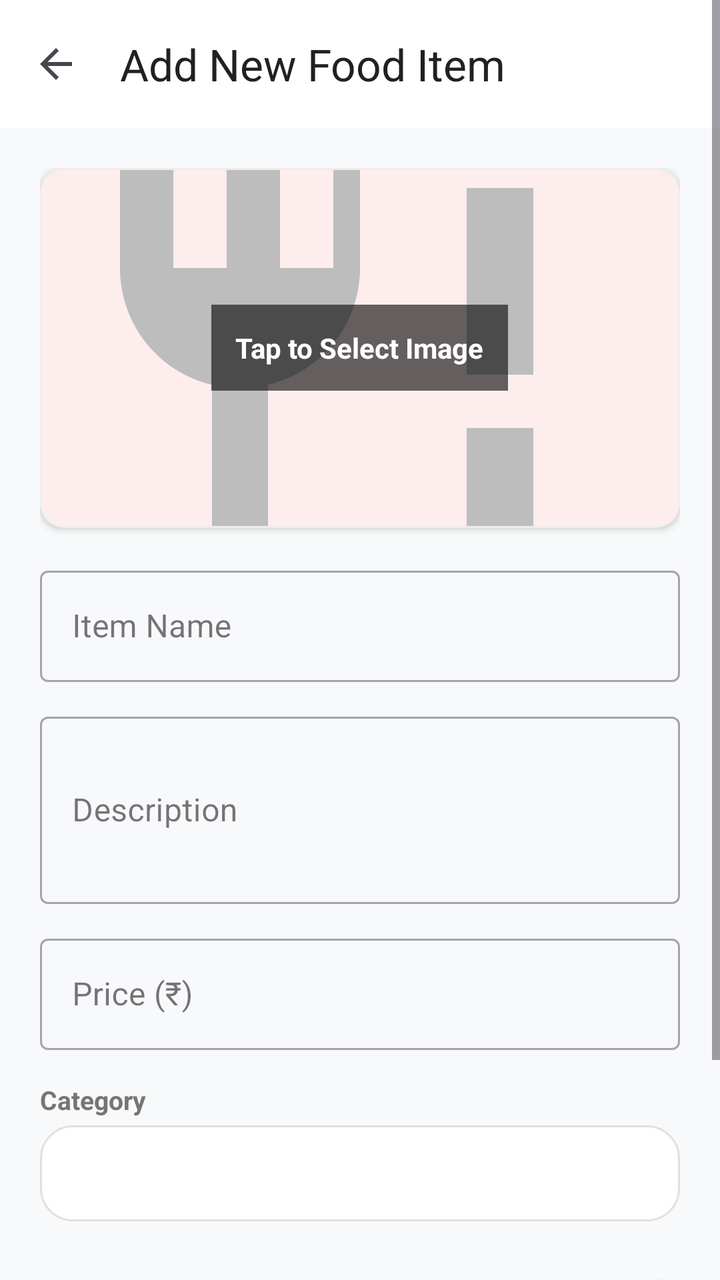
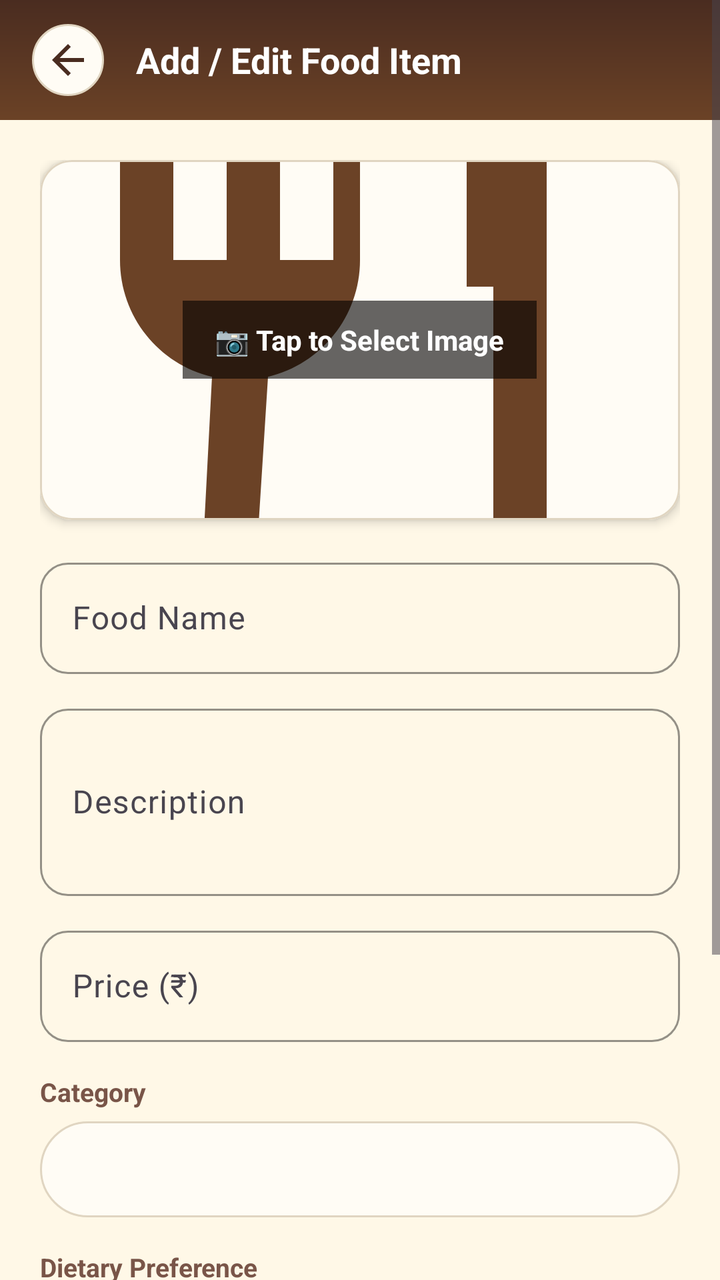

The first picture is an Android layout as it rendered before a commit; the second is the same layout after the commit. The layout source and the unified diff follow.
<!-- AndroidManifest.xml: application theme Theme.CollegeCanteenFoodOrderingApp -->
<!-- res/layout/activity_add_edit_food.xml -->
<?xml version="1.0" encoding="utf-8"?>
<ScrollView xmlns:android="http://schemas.android.com/apk/res/android"
    xmlns:app="http://schemas.android.com/apk/res-auto"
    android:layout_width="match_parent"
    android:layout_height="match_parent"
    android:fillViewport="true"
    android:background="@color/bg_main">

    <LinearLayout
        android:layout_width="match_parent"
        android:layout_height="wrap_content"
        android:orientation="vertical">

        <com.google.android.material.appbar.MaterialToolbar
            android:id="@+id/toolbarAddEdit"
            android:layout_width="match_parent"
            android:layout_height="?attr/actionBarSize"
            android:background="@color/white"
            app:elevation="4dp"
            app:navigationIcon="?attr/homeAsUpIndicator"
            app:title="@string/add_food_item"
            app:titleTextColor="@color/text_primary" />

        <LinearLayout
            android:layout_width="match_parent"
            android:layout_height="wrap_content"
            android:orientation="vertical"
            android:padding="20dp">

            
            <com.google.android.material.card.MaterialCardView
                android:id="@+id/cardSelectImage"
                android:layout_width="match_parent"
                android:layout_height="180dp"
                app:cardCornerRadius="12dp"
                app:cardElevation="2dp"
                app:strokeWidth="1dp"
                app:strokeColor="@color/divider">

                <RelativeLayout
                    android:layout_width="match_parent"
                    android:layout_height="match_parent">

                    <ImageView
                        android:id="@+id/ivFoodPreview"
                        android:layout_width="match_parent"
                        android:layout_height="match_parent"
                        android:scaleType="centerCrop"
                        android:src="@drawable/ic_food_placeholder"
                        android:contentDescription="Select food image" />

                    <LinearLayout
                        android:id="@+id/layoutTapToSelect"
                        android:layout_width="wrap_content"
                        android:layout_height="wrap_content"
                        android:layout_centerInParent="true"
                        android:background="#99000000"
                        android:gravity="center"
                        android:orientation="vertical"
                        android:padding="12dp">

                        <TextView
                            android:layout_width="wrap_content"
                            android:layout_height="wrap_content"
                            android:text="Tap to Select Image"
                            android:textColor="@color/white"
                            android:textSize="14sp"
                            android:textStyle="bold" />
                    </LinearLayout>
                </RelativeLayout>
            </com.google.android.material.card.MaterialCardView>

            <com.google.android.material.textfield.TextInputLayout
                android:id="@+id/tilFoodName"
                style="@style/Widget.MaterialComponents.TextInputLayout.OutlinedBox"
                android:layout_width="match_parent"
                android:layout_height="wrap_content"
                android:layout_marginTop="16dp"
                android:hint="@string/item_name">

                <com.google.android.material.textfield.TextInputEditText
                    android:id="@+id/etFoodName"
                    android:layout_width="match_parent"
                    android:layout_height="wrap_content"
                    android:inputType="text" />
            </com.google.android.material.textfield.TextInputLayout>

            <com.google.android.material.textfield.TextInputLayout
                android:id="@+id/tilDescription"
                style="@style/Widget.MaterialComponents.TextInputLayout.OutlinedBox"
                android:layout_width="match_parent"
                android:layout_height="wrap_content"
                android:layout_marginTop="12dp"
                android:hint="@string/item_description">

                <com.google.android.material.textfield.TextInputEditText
                    android:id="@+id/etDescription"
                    android:layout_width="match_parent"
                    android:layout_height="wrap_content"
                    android:inputType="textMultiLine"
                    android:lines="3" />
            </com.google.android.material.textfield.TextInputLayout>

            <com.google.android.material.textfield.TextInputLayout
                android:id="@+id/tilPrice"
                style="@style/Widget.MaterialComponents.TextInputLayout.OutlinedBox"
                android:layout_width="match_parent"
                android:layout_height="wrap_content"
                android:layout_marginTop="12dp"
                android:hint="@string/item_price">

                <com.google.android.material.textfield.TextInputEditText
                    android:id="@+id/etPrice"
                    android:layout_width="match_parent"
                    android:layout_height="wrap_content"
                    android:inputType="numberDecimal" />
            </com.google.android.material.textfield.TextInputLayout>

            <TextView
                android:layout_width="wrap_content"
                android:layout_height="wrap_content"
                android:layout_marginTop="16dp"
                android:text="@string/item_category"
                android:textColor="@color/text_secondary"
                android:textSize="13sp"
                android:textStyle="bold" />

            <Spinner
                android:id="@+id/spinnerCategory"
                android:layout_width="match_parent"
                android:layout_height="48dp"
                android:layout_marginTop="4dp"
                android:background="@drawable/bg_search_box"
                android:paddingHorizontal="12dp" />

            <com.google.android.material.switchmaterial.SwitchMaterial
                android:id="@+id/switchIsAvailable"
                android:layout_width="match_parent"
                android:layout_height="wrap_content"
                android:layout_marginTop="16dp"
                android:checked="true"
                android:text="@string/item_available"
                android:textColor="@color/text_primary"
                android:textSize="15sp" />

            <com.google.android.material.button.MaterialButton
                android:id="@+id/btnSaveFood"
                android:layout_width="match_parent"
                android:layout_height="54dp"
                android:layout_marginTop="24dp"
                android:backgroundTint="@color/primary"
                android:text="@string/save_item"
                android:textSize="16sp"
                android:textStyle="bold"
                app:cornerRadius="12dp" />

            <ProgressBar
                android:id="@+id/progressBar"
                android:layout_width="wrap_content"
                android:layout_height="wrap_content"
                android:layout_gravity="center"
                android:layout_marginTop="16dp"
                android:visibility="gone" />

        </LinearLayout>

    </LinearLayout>
</ScrollView>
<!-- resources referenced by this layout -->
<resources>
  <color name="bg_main">#F8F9FA</color>
  <color name="divider">#EEEEEE</color>
  <color name="primary">#FF6F00</color>
  <color name="text_primary">#212121</color>
  <color name="text_secondary">#757575</color>
  <color name="white">#FFFFFF</color>
  <!-- drawable bg_search_box (drawable) -->
  <?xml version="1.0" encoding="utf-8"?>
  <shape xmlns:android="http://schemas.android.com/apk/res/android"
      android:shape="rectangle">
      <solid android:color="#FFFFFF" />
      <corners android:radius="16dp" />
      <stroke
          android:width="1dp"
          android:color="#E0E0E0" />
  </shape>
  <!-- drawable ic_food_placeholder (drawable) -->
  <vector xmlns:android="http://schemas.android.com/apk/res/android"
      android:width="24dp"
      android:height="24dp"
      android:viewportWidth="24"
      android:viewportHeight="24">
      <path
          android:fillColor="#BDBDBD"
          android:pathData="M11,9H9V2H7v7H5V2H3v7c0,2.12 1.46,3.91 3.45,4.38V22h2.1v-8.62C10.54,12.91 12,11.12 12,9V2h-1V9zM16,6v7h2.5V6H16zM16,2v2h5V2h-5zM16,15v7h2.5v-7H16z" />
  </vector>
  <string name="add_food_item">Add New Food Item</string>
  <string name="item_available">Available for ordering</string>
  <string name="item_category">Category</string>
  <string name="item_description">Description</string>
  <string name="item_name">Item Name</string>
  <string name="item_price">Price (₹)</string>
  <string name="save_item">Save Item</string>
  <style name="Theme.CollegeCanteenFoodOrderingApp" parent="Base.Theme.CollegeCanteenFoodOrderingApp" />
  <style name="Base.Theme.CollegeCanteenFoodOrderingApp" parent="Theme.Material3.DayNight">
          <item name="colorPrimary">@color/primary</item>
          <item name="colorPrimaryDark">@color/primary_dark</item>
          <item name="colorAccent">@color/accent</item>
          <item name="android:windowBackground">@color/bg_main</item>
      </style>
  <color name="primary_dark">#E65100</color>
  <color name="accent">#FF9800</color>
</resources>

<!-- the commit's change to res/layout/activity_add_edit_food.xml (unified diff, before → after) -->
@@ -4,22 +4,41 @@
     android:layout_width="match_parent"
     android:layout_height="match_parent"
     android:fillViewport="true"
-    android:background="@color/bg_main">
+    android:background="@color/bg_cream">
 
     <LinearLayout
         android:layout_width="match_parent"
         android:layout_height="wrap_content"
         android:orientation="vertical">
 
-        <com.google.android.material.appbar.MaterialToolbar
-            android:id="@+id/toolbarAddEdit"
+        <LinearLayout
+            android:id="@+id/headerLayout"
             android:layout_width="match_parent"
-            android:layout_height="?attr/actionBarSize"
-            android:background="@color/white"
-            app:elevation="4dp"
-            app:navigationIcon="?attr/homeAsUpIndicator"
-            app:title="@string/add_food_item"
-            app:titleTextColor="@color/text_primary" />
+            android:layout_height="60dp"
+            android:background="@drawable/bg_header_gradient"
+            android:gravity="center_vertical"
+            android:orientation="horizontal"
+            android:paddingHorizontal="16dp">
+
+            <ImageButton
+                android:id="@+id/btnBack"
+                android:layout_width="36dp"
+                android:layout_height="36dp"
+                android:background="@drawable/bg_chip_unselected"
+                android:contentDescription="Back"
+                android:src="@drawable/ic_arrow_back"
+                app:tint="@color/primary_dark" />
+
+            <TextView
+                android:id="@+id/tvTitle"
+                android:layout_width="wrap_content"
+                android:layout_height="wrap_content"
+                android:layout_marginStart="16dp"
+                android:text="Add / Edit Food Item"
+                android:textColor="@color/white"
+                android:textSize="18sp"
+                android:textStyle="bold" />
+        </LinearLayout>
 
         <LinearLayout
             android:layout_width="match_parent"
@@ -29,20 +48,21 @@
 
             
             <com.google.android.material.card.MaterialCardView
-                android:id="@+id/cardSelectImage"
+                android:id="@+id/btnSelectImage"
                 android:layout_width="match_parent"
                 android:layout_height="180dp"
-                app:cardCornerRadius="12dp"
-                app:cardElevation="2dp"
+                app:cardBackgroundColor="@color/surface_card"
+                app:cardCornerRadius="16dp"
+                app:cardElevation="3dp"
                 app:strokeWidth="1dp"
-                app:strokeColor="@color/divider">
+                app:strokeColor="@color/border_light">
 
                 <RelativeLayout
                     android:layout_width="match_parent"
                     android:layout_height="match_parent">
 
                     <ImageView
-                        android:id="@+id/ivFoodPreview"
+                        android:id="@+id/ivProductPreview"
                         android:layout_width="match_parent"
                         android:layout_height="match_parent"
                         android:scaleType="centerCrop"
@@ -57,12 +77,13 @@
                         android:background="#99000000"
                         android:gravity="center"
                         android:orientation="vertical"
-                        android:padding="12dp">
+                        android:paddingHorizontal="16dp"
+                        android:paddingVertical="10dp">
 
                         <TextView
                             android:layout_width="wrap_content"
                             android:layout_height="wrap_content"
-                            android:text="Tap to Select Image"
+                            android:text="📷 Tap to Select Image"
                             android:textColor="@color/white"
                             android:textSize="14sp"
                             android:textStyle="bold" />
@@ -72,55 +93,73 @@
 
             <com.google.android.material.textfield.TextInputLayout
                 android:id="@+id/tilFoodName"
-                style="@style/Widget.MaterialComponents.TextInputLayout.OutlinedBox"
-                android:layout_width="match_parent"
-                android:layout_height="wrap_content"
-                android:layout_marginTop="16dp"
-                android:hint="@string/item_name">
+                style="@style/Widget.Material3.TextInputLayout.OutlinedBox"
+                android:layout_width="match_parent"
+                android:layout_height="wrap_content"
+                android:layout_marginTop="16dp"
+                android:hint="Food Name"
+                app:boxCornerRadiusBottomEnd="14dp"
+                app:boxCornerRadiusBottomStart="14dp"
+                app:boxCornerRadiusTopEnd="14dp"
+                app:boxCornerRadiusTopStart="14dp"
+                app:boxStrokeColor="@color/primary">
 
                 <com.google.android.material.textfield.TextInputEditText
-                    android:id="@+id/etFoodName"
-                    android:layout_width="match_parent"
-                    android:layout_height="wrap_content"
-                    android:inputType="text" />
+                    android:id="@+id/etName"
+                    android:layout_width="match_parent"
+                    android:layout_height="wrap_content"
+                    android:inputType="text"
+                    android:textColor="@color/text_primary" />
             </com.google.android.material.textfield.TextInputLayout>
 
             <com.google.android.material.textfield.TextInputLayout
                 android:id="@+id/tilDescription"
-                style="@style/Widget.MaterialComponents.TextInputLayout.OutlinedBox"
+                style="@style/Widget.Material3.TextInputLayout.OutlinedBox"
                 android:layout_width="match_parent"
                 android:layout_height="wrap_content"
                 android:layout_marginTop="12dp"
-                android:hint="@string/item_description">
+                android:hint="Description"
+                app:boxCornerRadiusBottomEnd="14dp"
+                app:boxCornerRadiusBottomStart="14dp"
+                app:boxCornerRadiusTopEnd="14dp"
+                app:boxCornerRadiusTopStart="14dp"
+                app:boxStrokeColor="@color/primary">
 
                 <com.google.android.material.textfield.TextInputEditText
                     android:id="@+id/etDescription"
                     android:layout_width="match_parent"
                     android:layout_height="wrap_content"
                     android:inputType="textMultiLine"
-                    android:lines="3" />
+                    android:lines="3"
+                    android:textColor="@color/text_primary" />
             </com.google.android.material.textfield.TextInputLayout>
 
             <com.google.android.material.textfield.TextInputLayout
                 android:id="@+id/tilPrice"
-                style="@style/Widget.MaterialComponents.TextInputLayout.OutlinedBox"
+                style="@style/Widget.Material3.TextInputLayout.OutlinedBox"
                 android:layout_width="match_parent"
                 android:layout_height="wrap_content"
                 android:layout_marginTop="12dp"
-                android:hint="@string/item_price">
+                android:hint="Price (₹)"
+                app:boxCornerRadiusBottomEnd="14dp"
+                app:boxCornerRadiusBottomStart="14dp"
+                app:boxCornerRadiusTopEnd="14dp"
+                app:boxCornerRadiusTopStart="14dp"
+                app:boxStrokeColor="@color/primary">
 
                 <com.google.android.material.textfield.TextInputEditText
                     android:id="@+id/etPrice"
                     android:layout_width="match_parent"
                     android:layout_height="wrap_content"
-                    android:inputType="numberDecimal" />
+                    android:inputType="numberDecimal"
+                    android:textColor="@color/text_primary" />
             </com.google.android.material.textfield.TextInputLayout>
 
             <TextView
                 android:layout_width="wrap_content"
                 android:layout_height="wrap_content"
                 android:layout_marginTop="16dp"
-                android:text="@string/item_category"
+                android:text="Category"
                 android:textColor="@color/text_secondary"
                 android:textSize="13sp"
                 android:textStyle="bold" />
@@ -129,37 +168,77 @@
                 android:id="@+id/spinnerCategory"
                 android:layout_width="match_parent"
                 android:layout_height="48dp"
-                android:layout_marginTop="4dp"
+                android:layout_marginTop="6dp"
                 android:background="@drawable/bg_search_box"
                 android:paddingHorizontal="12dp" />
 
+            
+            <TextView
+                android:layout_width="wrap_content"
+                android:layout_height="wrap_content"
+                android:layout_marginTop="16dp"
+                android:text="Dietary Preference"
+                android:textColor="@color/text_secondary"
+                android:textSize="13sp"
+                android:textStyle="bold" />
+
+            <RadioGroup
+                android:id="@+id/rgVegType"
+                android:layout_width="match_parent"
+                android:layout_height="wrap_content"
+                android:layout_marginTop="6dp"
+                android:orientation="horizontal">
+
+                <RadioButton
+                    android:id="@+id/rbVeg"
+                    android:layout_width="0dp"
+                    android:layout_height="wrap_content"
+                    android:layout_weight="1"
+                    android:buttonTint="@color/primary"
+                    android:checked="true"
+                    android:text="Vegetarian"
+                    android:textColor="@color/text_primary" />
+
+                <RadioButton
+                    android:id="@+id/rbNonVeg"
+                    android:layout_width="0dp"
+                    android:layout_height="wrap_content"
+                    android:layout_weight="1"
+                    android:buttonTint="@color/primary"
+                    android:text="Non-Vegetarian"
+                    android:textColor="@color/text_primary" />
+            </RadioGroup>
+
             <com.google.android.material.switchmaterial.SwitchMaterial
-                android:id="@+id/switchIsAvailable"
+                android:id="@+id/switchAvailable"
                 android:layout_width="match_parent"
                 android:layout_height="wrap_content"
                 android:layout_marginTop="16dp"
                 android:checked="true"
-                android:text="@string/item_available"
+                android:text="Available for Order"
                 android:textColor="@color/text_primary"
-                android:textSize="15sp" />
+                android:textSize="15sp"
+                app:thumbTint="@color/primary"
+                app:trackTint="@color/bg_light_cream" />
 
             <com.google.android.material.button.MaterialButton
-                android:id="@+id/btnSaveFood"
+                android:id="@+id/btnSave"
+                style="@style/Widget.Starbucks.Button.Gradient"
                 android:layout_width="match_parent"
                 android:layout_height="54dp"
                 android:layout_marginTop="24dp"
-                android:backgroundTint="@color/primary"
-                android:text="@string/save_item"
+                android:text="Save Item"
                 android:textSize="16sp"
                 android:textStyle="bold"
-                app:cornerRadius="12dp" />
+                app:cornerRadius="14dp" />
 
             <ProgressBar
                 android:id="@+id/progressBar"
-                android:layout_width="wrap_content"
-                android:layout_height="wrap_content"
+                android:layout_width="32dp"
+                android:layout_height="32dp"
                 android:layout_gravity="center"
                 android:layout_marginTop="16dp"
+                android:indeterminateTint="@color/primary"
                 android:visibility="gone" />
 
         </LinearLayout>
<!-- resource entries referenced after the edit -->
@@ -1,46 +1,65 @@
 <!-- resources referenced by this layout -->
 <resources>
-  <color name="bg_main">#F8F9FA</color>
-  <color name="divider">#EEEEEE</color>
-  <color name="primary">#FF6F00</color>
-  <color name="text_primary">#212121</color>
-  <color name="text_secondary">#757575</color>
+  <color name="bg_cream">#FFF8E7</color>
+  <color name="bg_light_cream">#F7EBD3</color>
+  <color name="border_light">#E0D5C1</color>
+  <color name="bg_main">#FFF8E7</color>
+  <color name="primary">#6B4226</color>
+  <color name="text_primary">#2B1B14</color>
+  <color name="text_secondary">#795548</color>
   <color name="white">#FFFFFF</color>
+  <!-- drawable bg_chip_unselected (drawable) -->
+  <?xml version="1.0" encoding="utf-8"?>
+  <shape xmlns:android="http://schemas.android.com/apk/res/android" android:shape="rectangle">
+      <solid android:color="#FFFCF5"/>
+      <stroke android:width="1dp" android:color="#E0D5C1"/>
+      <corners android:radius="20dp"/>
+  </shape>
+  <!-- drawable bg_header_gradient (drawable) -->
+  <?xml version="1.0" encoding="utf-8"?>
+  <shape xmlns:android="http://schemas.android.com/apk/res/android" android:shape="rectangle">
+      <gradient android:angle="270" android:startColor="#4A2C20" android:endColor="#6B4226" android:type="linear"/>
+  </shape>
   <!-- drawable bg_search_box (drawable) -->
   <?xml version="1.0" encoding="utf-8"?>
-  <shape xmlns:android="http://schemas.android.com/apk/res/android"
-      android:shape="rectangle">
-      <solid android:color="#FFFFFF" />
-      <corners android:radius="16dp" />
-      <stroke
-          android:width="1dp"
-          android:color="#E0E0E0" />
+  <shape xmlns:android="http://schemas.android.com/apk/res/android" android:shape="rectangle">
+      <solid android:color="#FFFCF5"/>
+      <stroke android:width="1dp" android:color="#E0D5C1"/>
+      <corners android:radius="24dp"/>
   </shape>
+  <!-- drawable ic_arrow_back (drawable) -->
+  <vector xmlns:android="http://schemas.android.com/apk/res/android" android:width="24dp" android:height="24dp" android:viewportWidth="24" android:viewportHeight="24">
+      <path android:fillColor="#FF6B4226" android:pathData="M20,11H7.83l5.59,-5.59L12,4l-8,8 8,8 1.41,-1.41L7.83,13H20v-2z"/>
+  </vector>
   <!-- drawable ic_food_placeholder (drawable) -->
-  <vector xmlns:android="http://schemas.android.com/apk/res/android"
-      android:width="24dp"
-      android:height="24dp"
-      android:viewportWidth="24"
-      android:viewportHeight="24">
-      <path
-          android:fillColor="#BDBDBD"
-          android:pathData="M11,9H9V2H7v7H5V2H3v7c0,2.12 1.46,3.91 3.45,4.38V22h2.1v-8.62C10.54,12.91 12,11.12 12,9V2h-1V9zM16,6v7h2.5V6H16zM16,2v2h5V2h-5zM16,15v7h2.5v-7H16z" />
+  <vector xmlns:android="http://schemas.android.com/apk/res/android" android:width="24dp" android:height="24dp" android:viewportWidth="24" android:viewportHeight="24">
+      <path android:fillColor="#FF6B4226" android:pathData="M11,9H9V2H7v7H5V2H3v7c0,2.12 1.46,3.91 3.45,4.38L6,22h2l0.55,-8.62C10.54,12.91 12,11.12 12,9V2h-1V9zM16,2v8h1v12h2V2H16z"/>
   </vector>
-  <string name="add_food_item">Add New Food Item</string>
-  <string name="item_available">Available for ordering</string>
-  <string name="item_category">Category</string>
-  <string name="item_description">Description</string>
-  <string name="item_name">Item Name</string>
-  <string name="item_price">Price (₹)</string>
-  <string name="save_item">Save Item</string>
+  <style name="Widget.Starbucks.Button.Gradient" parent="Widget.Material3.Button">
+          <item name="background">@drawable/bg_gradient_brown_caramel</item>
+          <item name="backgroundTint">@null</item>
+          <item name="android:textColor">@color/text_on_primary</item>
+          <item name="cornerRadius">24dp</item>
+          <item name="android:paddingVertical">14dp</item>
+          <item name="android:textSize">15sp</item>
+          <item name="android:textStyle">bold</item>
+      </style>
   <style name="Theme.CollegeCanteenFoodOrderingApp" parent="Base.Theme.CollegeCanteenFoodOrderingApp" />
+  <!-- drawable bg_gradient_brown_caramel (drawable) -->
+  <?xml version="1.0" encoding="utf-8"?>
+  <shape xmlns:android="http://schemas.android.com/apk/res/android" android:shape="rectangle">
+      <gradient android:angle="45" android:startColor="#4A2C20" android:centerColor="#6B4226" android:endColor="#B97843" android:type="linear"/>
+      <corners android:radius="24dp"/>
+  </shape>
+  <color name="text_on_primary">#FFFFFF</color>
   <style name="Base.Theme.CollegeCanteenFoodOrderingApp" parent="Theme.Material3.DayNight">
           <item name="colorPrimary">@color/primary</item>
           <item name="colorPrimaryDark">@color/primary_dark</item>
           <item name="colorAccent">@color/accent</item>
           <item name="android:windowBackground">@color/bg_main</item>
       </style>
-  <color name="primary_dark">#E65100</color>
-  <color name="accent">#FF9800</color>
+  <color name="primary_dark">#4A2C20</color>
+  <color name="surface_card">#FFFCF5</color>
+  <color name="accent">#B97843</color>
 </resources>
 
